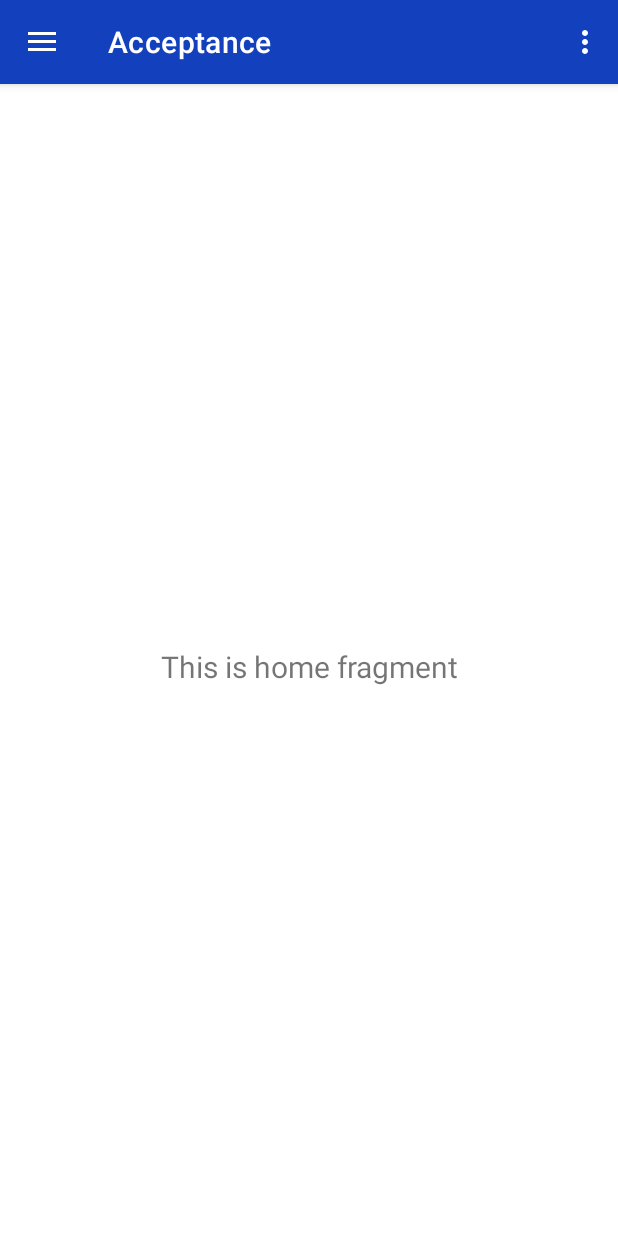
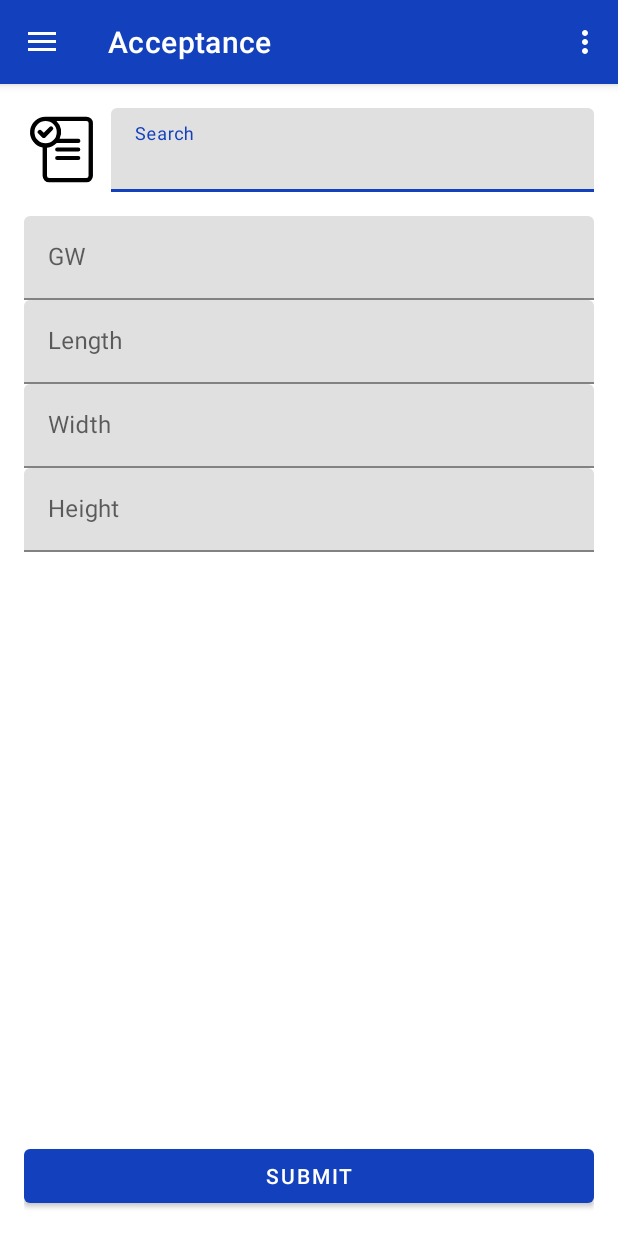
Before and after one commit to nandanghermawan21/Lionel_Operational, an Android app: the MainActivity screen opened directly, with no data from a screen before it, on a phone screen of 412 x 824 dp. Run offline under Robolectric (Android 15) with nearby library versions, the phone set to English and light mode, and no system bars; our stand-ins replace navigation-ui.

Commit message:
add menu acceptance

```diff
--- a/app/src/main/AndroidManifest.xml
+++ b/app/src/main/AndroidManifest.xml
@@ -20,6 +20,7 @@
         <activity
             android:name=".MainActivity"
             android:exported="true"
+            android:windowSoftInputMode="adjustResize"
             android:label="@string/app_name"
             android:theme="@style/Theme.LionelOperational.NoActionBar">
             <intent-filter>
--- a/app/src/main/java/com/lionel/operational/MainActivity.java
+++ b/app/src/main/java/com/lionel/operational/MainActivity.java
@@ -4,6 +4,7 @@ import android.content.Context;
 import android.content.Intent;
 import android.content.SharedPreferences;
 import android.os.Bundle;
+import android.view.MenuItem;
 import android.view.View;
 import android.view.Menu;
 
@@ -76,4 +77,27 @@ public class MainActivity extends AppCompatActivity {
         return NavigationUI.navigateUp(navController, mAppBarConfiguration)
                 || super.onSupportNavigateUp();
     }
+
+    @Override
+    public boolean onOptionsItemSelected(MenuItem item) {
+        int id = item.getItemId();
+
+        if (id == R.id.action_logout) {
+            // Panggil fungsi logout di sini
+            logout();
+            return true;
+        }
+
+        return super.onOptionsItemSelected(item);
+    }
+
+    private void logout() {
+        // Hapus status login dari SharedPreferences
+        SharedPreferences sharedPreferences = getSharedPreferences("MyPreferences", Context.MODE_PRIVATE);
+        sharedPreferences.edit().remove("isLoggedIn").apply();
+
+        // Redirect ke halaman login
+        redirectToLoginPage();
+    }
+
 }
--- a/app/src/main/java/com/lionel/operational/ui/acceptance/AcceptanceFragment.java
+++ b/app/src/main/java/com/lionel/operational/ui/acceptance/AcceptanceFragment.java
@@ -10,22 +10,20 @@ import androidx.annotation.NonNull;
 import androidx.fragment.app.Fragment;
 import androidx.lifecycle.ViewModelProvider;
 
-import com.lionel.operational.databinding.FragmentGalleryBinding;
+import com.lionel.operational.databinding.FragmentAcceptanceBinding;
 
 public class AcceptanceFragment extends Fragment {
 
-    private FragmentGalleryBinding binding;
+    private FragmentAcceptanceBinding binding;
 
     public View onCreateView(@NonNull LayoutInflater inflater,
                              ViewGroup container, Bundle savedInstanceState) {
         AcceptanceViewModel galleryViewModel =
                 new ViewModelProvider(this).get(AcceptanceViewModel.class);
 
-        binding = FragmentGalleryBinding.inflate(inflater, container, false);
+        binding = FragmentAcceptanceBinding.inflate(inflater, container, false);
         View root = binding.getRoot();
 
-        final TextView textView = binding.textGallery;
-        galleryViewModel.getText().observe(getViewLifecycleOwner(), textView::setText);
         return root;
     }
 
--- a/app/src/main/res/layout/app_bar_main.xml
+++ b/app/src/main/res/layout/app_bar_main.xml
@@ -15,7 +15,6 @@
             android:id="@+id/toolbar"
             android:layout_width="match_parent"
             android:layout_height="?attr/actionBarSize"
-            android:background="?attr/colorPrimary"
             app:popupTheme="@style/Theme.LionelOperational.PopupOverlay" />
 
     </com.google.android.material.appbar.AppBarLayout>
--- /dev/null
+++ b/app/src/main/res/layout/fragment_acceptance.xml
@@ -0,0 +1,140 @@
+<?xml version="1.0" encoding="utf-8"?>
+<RelativeLayout xmlns:android="http://schemas.android.com/apk/res/android"
+    xmlns:app="http://schemas.android.com/apk/res-auto"
+    android:layout_width="match_parent"
+    android:layout_height="match_parent"
+    android:padding="16dp">
+
+    <!-- Row 1: Icon and Search Field -->
+    <LinearLayout
+        android:id="@+id/searchLayout"
+        android:layout_width="match_parent"
+        android:layout_height="wrap_content"
+        android:orientation="horizontal"
+        android:layout_marginBottom="16dp">
+
+        <!-- Icon -->
+        <ImageView
+            android:id="@+id/imageViewSearchIcon"
+            android:layout_width="50dp"
+            android:layout_height="50dp"
+            android:src="@drawable/ic_menu_acceptance"
+            android:layout_gravity="center_vertical"
+            android:layout_marginEnd="8dp"
+            android:background="@color/white"
+            app:tint="@color/black" />
+
+        <!-- Text Field -->
+        <com.google.android.material.textfield.TextInputLayout
+            android:id="@+id/textInputSearch"
+            android:layout_width="0dp"
+            android:layout_weight="1"
+            android:layout_height="wrap_content"
+            android:hint="Search"
+            app:hintEnabled="true"
+            app:hintAnimationEnabled="true">
+
+            <com.google.android.material.textfield.TextInputEditText
+                android:id="@+id/editTextSearch"
+                android:layout_width="match_parent"
+                android:layout_height="wrap_content"
+                android:inputType="text" />
+        </com.google.android.material.textfield.TextInputLayout>
+    </LinearLayout>
+
+    <!-- Blok Input -->
+    <LinearLayout
+        android:id="@+id/inputLayout"
+        android:layout_width="match_parent"
+        android:layout_height="wrap_content"
+        android:orientation="vertical"
+        android:layout_below="@id/searchLayout">
+
+        <!-- GW Input -->
+        <com.google.android.material.textfield.TextInputLayout
+            android:id="@+id/textInputGW"
+            android:layout_width="match_parent"
+            android:layout_height="wrap_content"
+            android:hint="GW"
+            app:hintEnabled="true"
+            app:hintAnimationEnabled="true">
+
+            <com.google.android.material.textfield.TextInputEditText
+                android:id="@+id/editTextGW"
+                android:layout_width="match_parent"
+                android:layout_height="wrap_content"
+                android:inputType="numberDecimal" />
+        </com.google.android.material.textfield.TextInputLayout>
+
+        <!-- Length Input -->
+        <com.google.android.material.textfield.TextInputLayout
+            android:id="@+id/textInputLength"
+            android:layout_width="match_parent"
+            android:layout_height="wrap_content"
+            android:hint="Length"
+            app:hintEnabled="true"
+            app:hintAnimationEnabled="true">
+
+            <com.google.android.material.textfield.TextInputEditText
+                android:id="@+id/editTextLength"
+                android:layout_width="match_parent"
+                android:layout_height="wrap_content"
+                android:inputType="numberDecimal" />
+        </com.google.android.material.textfield.TextInputLayout>
+
+        <!-- Width Input -->
+        <com.google.android.material.textfield.TextInputLayout
+            android:id="@+id/textInputWidth"
+            android:layout_width="match_parent"
+            android:layout_height="wrap_content"
+            android:hint="Width"
+            app:hintEnabled="true"
+            app:hintAnimationEnabled="true">
+
+            <com.google.android.material.textfield.TextInputEditText
+                android:id="@+id/editTextWidth"
+                android:layout_width="match_parent"
+                android:layout_height="wrap_content"
+                android:inputType="numberDecimal" />
+        </com.google.android.material.textfield.TextInputLayout>
+
+        <!-- Height Input -->
+        <com.google.android.material.textfield.TextInputLayout
+            android:id="@+id/textInputHeight"
+            android:layout_width="match_parent"
+            android:layout_height="wrap_content"
+            android:hint="Height"
+            app:hintEnabled="true"
+            app:hintAnimationEnabled="true">
+
+            <com.google.android.material.textfield.TextInputEditText
+                android:id="@+id/editTextHeight"
+                android:layout_width="match_parent"
+                android:layout_height="wrap_content"
+                android:inputType="numberDecimal" />
+        </com.google.android.material.textfield.TextInputLayout>
+
+    </LinearLayout>
+
+    <!-- Navigation Bar -->
+    <LinearLayout
+        android:id="@+id/navigationLayout"
+        android:layout_width="match_parent"
+        android:layout_height="wrap_content"
+        android:orientation="horizontal"
+        android:layout_alignParentBottom="true">
+
+        <!-- Submit Button -->
+        <Button
+            android:id="@+id/buttonSubmit"
+            android:layout_width="0dp"
+            android:layout_weight="1"
+            android:layout_height="wrap_content"
+            android:text="Submit" />
+
+        <!-- Other Navigation Buttons -->
+        <!-- Add other navigation buttons here if needed -->
+
+    </LinearLayout>
+
+</RelativeLayout>
--- a/app/src/main/res/layout/fragment_gallery.xml
+++ /dev/null
@@ -1,22 +0,0 @@
-<?xml version="1.0" encoding="utf-8"?>
-<androidx.constraintlayout.widget.ConstraintLayout xmlns:android="http://schemas.android.com/apk/res/android"
-    xmlns:app="http://schemas.android.com/apk/res-auto"
-    xmlns:tools="http://schemas.android.com/tools"
-    android:layout_width="match_parent"
-    android:layout_height="match_parent"
-    tools:context=".ui.acceptance.AcceptanceFragment">
-
-    <TextView
-        android:id="@+id/text_gallery"
-        android:layout_width="match_parent"
-        android:layout_height="wrap_content"
-        android:layout_marginStart="8dp"
-        android:layout_marginTop="8dp"
-        android:layout_marginEnd="8dp"
-        android:textAlignment="center"
-        android:textSize="20sp"
-        app:layout_constraintBottom_toBottomOf="parent"
-        app:layout_constraintEnd_toEndOf="parent"
-        app:layout_constraintStart_toStartOf="parent"
-        app:layout_constraintTop_toTopOf="parent" />
-</androidx.constraintlayout.widget.ConstraintLayout>
--- a/app/src/main/res/menu/main.xml
+++ b/app/src/main/res/menu/main.xml
@@ -2,8 +2,8 @@
 <menu xmlns:android="http://schemas.android.com/apk/res/android"
     xmlns:app="http://schemas.android.com/apk/res-auto">
     <item
-        android:id="@+id/action_settings"
+        android:id="@+id/action_logout"
         android:orderInCategory="100"
-        android:title="@string/action_settings"
+        android:title="@string/action_logout"
         app:showAsAction="never" />
 </menu>
--- a/app/src/main/res/navigation/mobile_navigation.xml
+++ b/app/src/main/res/navigation/mobile_navigation.xml
@@ -7,15 +7,15 @@
 
     <fragment
         android:id="@+id/nav_acceptance"
-        android:name="com.lionel.operational.ui.console.ConsoleCreateFragment"
+        android:name="com.lionel.operational.ui.acceptance.AcceptanceFragment"
         android:label="@string/menu_acceptance"
-        tools:layout="@layout/fragment_home" />
+        tools:layout="@layout/fragment_acceptance" />
 
     <fragment
         android:id="@+id/nav_console"
-        android:name="com.lionel.operational.ui.acceptance.AcceptanceFragment"
+        android:name="com.lionel.operational.ui.console.ConsoleCreateFragment"
         android:label="@string/menu_create_console"
-        tools:layout="@layout/fragment_gallery" />
+        tools:layout="@layout/fragment_home" />
 
     <fragment
         android:id="@+id/nav_way_bill"
--- a/app/src/main/res/values-night/themes.xml
+++ b/app/src/main/res/values-night/themes.xml
@@ -12,5 +12,11 @@
         <!-- Status bar color. -->
         <item name="android:statusBarColor">?attr/colorPrimaryVariant</item>
         <!-- Customize your theme here. -->
+        <item name="android:textColor">@color/white</item>
+        <item name="android:imageButtonStyle">@style/ImageViewWithTint</item>
+    </style>
+
+    <style name="ImageViewWithTint" parent="Widget.AppCompat.ImageButton">
+        <item name="android:tint">@color/white</item>
     </style>
 </resources>
--- a/app/src/main/res/values/strings.xml
+++ b/app/src/main/res/values/strings.xml
@@ -6,6 +6,7 @@
     <string name="nav_header_subtitle">Lionel Express</string>
     <string name="nav_header_desc">Navigation header</string>
     <string name="action_settings">Settings</string>
+    <string name="action_logout">Logout</string>
 
     <string name="menu_acceptance">Acceptance</string>
     <string name="menu_create_console">Create Console</string>
--- /dev/null
+++ b/app/src/main/res/values/styles.xml
@@ -0,0 +1,6 @@
+<?xml version="1.0" encoding="utf-8"?>
+<resources>
+    <style name="MyOverflowButton" parent="Widget.AppCompat.ActionButton.Overflow">
+        <item name="android:src">@android:drawable/ic_menu_manage</item>
+    </style>
+</resources>
```
